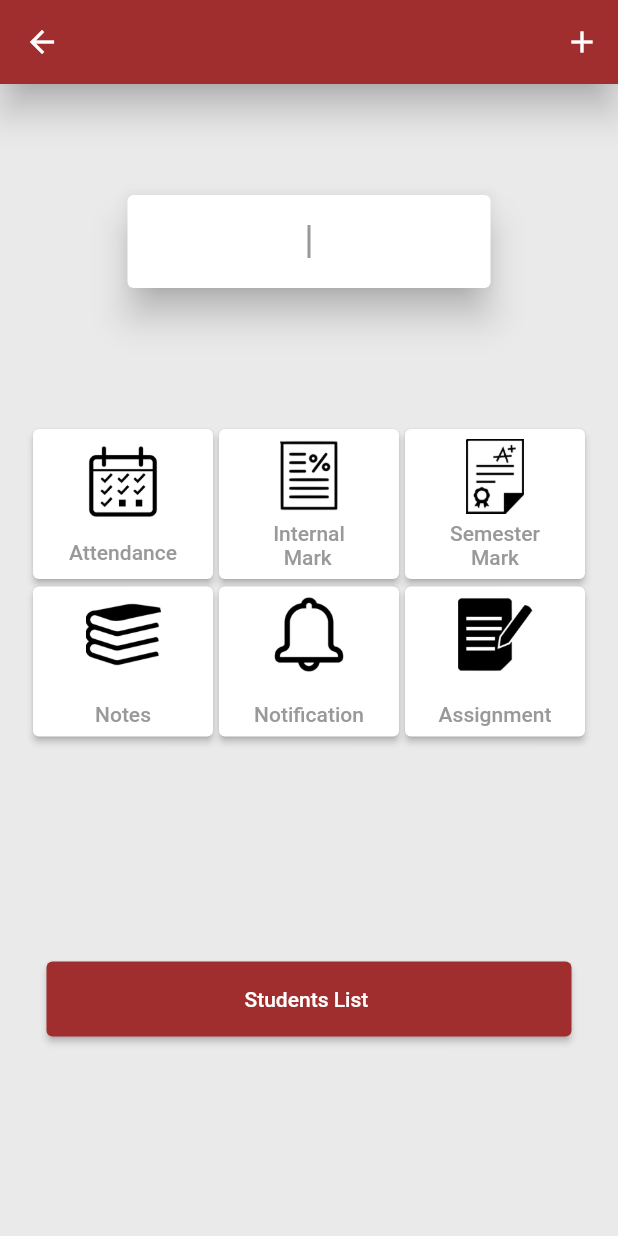
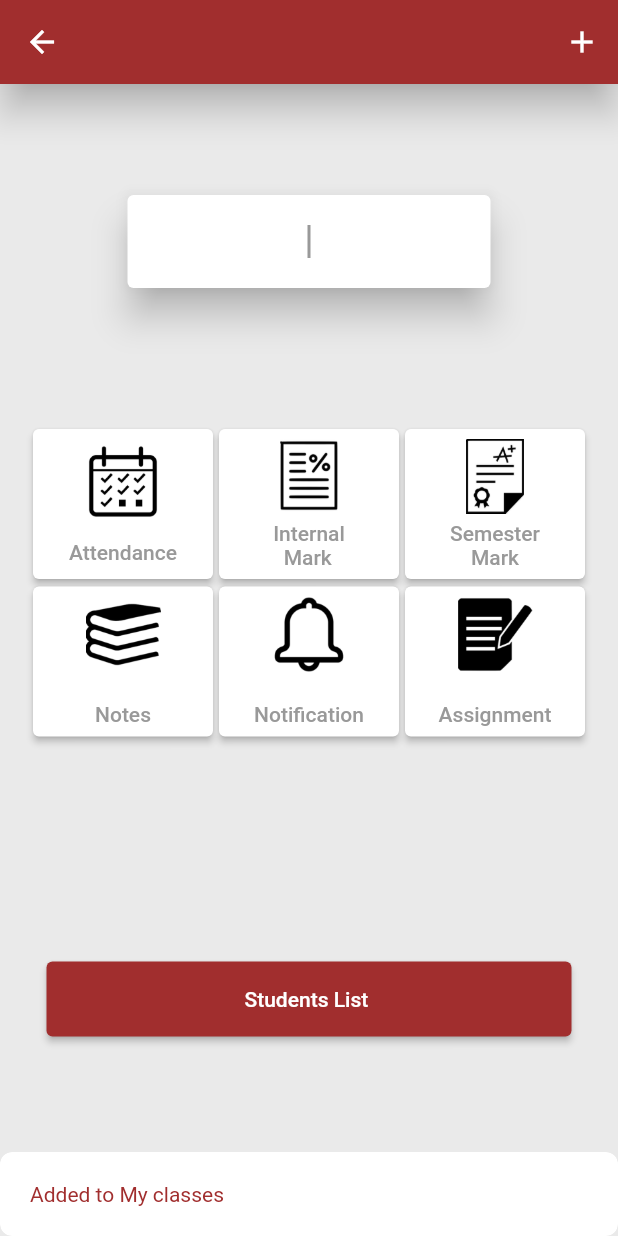
Before and after one commit to Shahabas008/Students-Attendance-Marker, a Flutter app: the StudentMenupage screen opened directly with empty values, after a tap on the "add" icon, on a phone screen of 412 x 824 dp. Run offline on Flutter 3.47's test engine with Material 2 defaults, Android fonts, the light colour scheme and no system bars; our stand-ins replace cloud_firestore, file_picker, firebase_auth, firebase_core, firebase_database, firebase_storage and 3 more; missing offline and left inert: syncfusion_flutter_pdfviewer; accounts and stored records are empty.

Commit message:
My-classes_function_called

```diff
--- a/lib/Students/menustudents.dart
+++ b/lib/Students/menustudents.dart
@@ -5,6 +5,7 @@ import 'package:collegeproject/Students/notesstudents.dart';
 import 'package:collegeproject/Students/notificationstudents.dart';
 import 'package:collegeproject/Students/semesterstudent.dart';
 import 'package:collegeproject/Teacher/viewstudents.dart';
+import 'package:collegeproject/controller/createclassdetails.controller.dart';
 import 'package:collegeproject/controller/login_controller.dart';
 import 'package:collegeproject/controller/markcontroller.dart';
 import 'package:flutter/material.dart';
@@ -27,10 +28,14 @@ class StudentMenupage extends StatefulWidget {
 class _StudentMenupageState extends State<StudentMenupage> {
   final controller = Get.put(LoginController());
   final controller1 = Get.put(Markcontroller());
+  final controller2 = Get.put(Createclassdetailscontroller());
   @override
   void initState() {
     super.initState();
     controller1.subname = widget.subjectname;
+    controller2.subname = widget.subjectname;
+    controller2.classes = widget.classname;
+    controller2.teacher = widget.teachername;
   }
 
   @override
@@ -41,7 +46,7 @@ class _StudentMenupageState extends State<StudentMenupage> {
             actions: [
               IconButton(
                   onPressed: () {
-                    // addtomyclasses();
+                    controller2.addtomyclasses();
                   },
                   icon: const Icon(Icons.add))
             ],
@@ -294,29 +299,5 @@ class _StudentMenupageState extends State<StudentMenupage> {
     );
   }
 
-  // //adding the students class to my class page on account page
-  // void addtomyclasses() async {
-  //   final currentuser = FirebaseAuth.instance.currentUser!.email;
-  //   await FirebaseFirestore.instance
-  //       .collection('User-Student-classes')
-  //       .doc(currentuser)
-  //       .collection('My-classes')
-  //       .add({
-  //     "Teacher Name": widget.teachername,
-  //     "Class Name": widget.classname,
-  //     "Subject Name": widget.subjectname,
-  //   });
-  //   Get.showSnackbar(const GetSnackBar(
-  //     borderRadius: 8,
-  //     padding: EdgeInsets.all(20),
-  //     messageText: Text(
-  //       'Added to My classes',
-  //       style: TextStyle(
-  //         color: Color.fromARGB(255, 161, 46, 46),
-  //       ),
-  //     ),
-  //     duration: Duration(seconds: 3),
-  //     backgroundColor: Colors.white,
-  //   ));
-  // }
+
 }
--- a/lib/controller/createclassdetails.controller.dart
+++ b/lib/controller/createclassdetails.controller.dart
@@ -10,7 +10,10 @@ class Createclassdetailscontroller extends GetxController {
   final classname = TextEditingController();
   final subjectname = TextEditingController();
   final formkey = GlobalKey<FormState>();
- //uploading the details of the class for students
+  String subname = "" ;
+  String teacher = '';
+  String classes = '';
+    //uploading the details of the class for students
   void registerclass(
       String teachername, String classname, String subjectname) async {
     if (formkey.currentState!.validate()) {
@@ -38,4 +41,30 @@ class Createclassdetailscontroller extends GetxController {
       Get.offAll(() => const Homepagelayout());
     }
   }
+
+//adding the students class to my class page on account page
+  void addtomyclasses() async {
+    await FirebaseFirestore.instance
+        .collection('User')
+        .doc(FirebaseAuth.instance.currentUser!.email)
+        .collection('My-classes')
+        .doc(subname)
+        .set({
+      "Teacher Name": teacher,
+      "Class Name": classes,
+      "Subject Name":subname,
+    });
+    Get.showSnackbar(const GetSnackBar(
+      borderRadius: 8,
+      padding: EdgeInsets.all(20),
+      messageText: Text(
+        'Added to My classes',
+        style: TextStyle(
+          color: Color.fromARGB(255, 161, 46, 46),
+        ),
+      ),
+      duration: Duration(seconds: 3),
+      backgroundColor: Colors.white,
+    ));
+  }
 }
--- a/lib/controller/notificationcontroller.dart
+++ b/lib/controller/notificationcontroller.dart
@@ -40,6 +40,7 @@ class Notificationcontroller extends GetxController{
             content: Form(
               key: formkey,
               child: TextFormField(
+                textCapitalization: TextCapitalization.words,
                 controller: notification,
                 validator: ((value) {
                   if (value!.isEmpty) {
```
Also changed, not shown: lib/Students/myclassesstudents.dart (+29 -18 lines), lib/Students/notificationstudents.dart (+23 -14 lines), lib/Teacher/notificationteacher.dart (+16 -11 lines).
